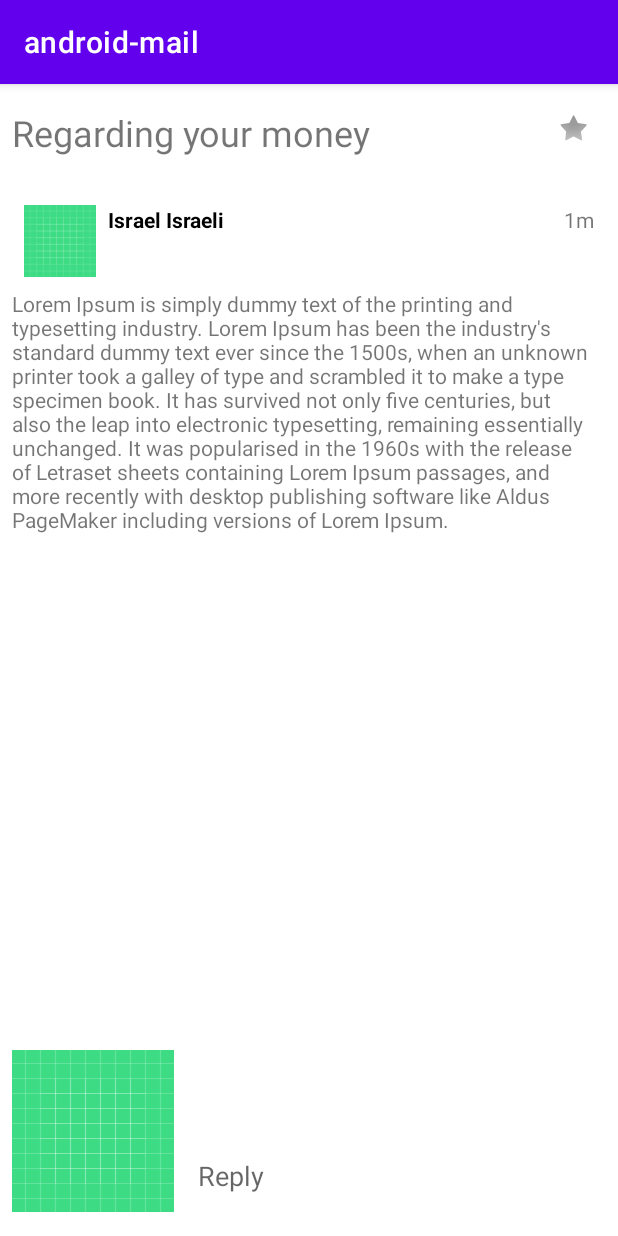
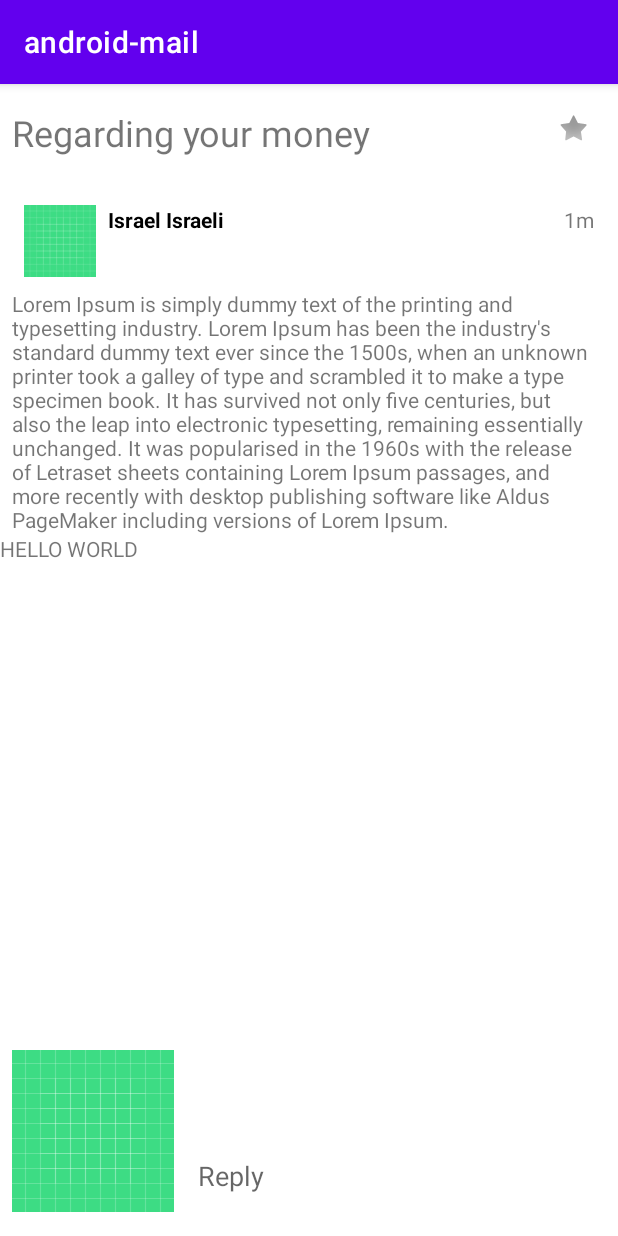
Before and after one commit to dudisamarel/android-mail, an Android app: the screen it shows after launch (DetailsActivity), after a tap on "Israel Israeli", on a phone screen of 412 x 824 dp. Run offline under Robolectric (Android 15) with nearby library versions, the phone set to English and light mode, and no system bars.

Commit message:
wip pushed position of mail through the mailListFragment

```diff
--- a/app/src/main/java/com/example/android_mail/DetailsActivity.java
+++ b/app/src/main/java/com/example/android_mail/DetailsActivity.java
@@ -12,6 +12,6 @@ public class DetailsActivity extends AppCompatActivity {
         setContentView(R.layout.activity_details);
 
         DetailsFragment detailsFragment = (DetailsFragment) getSupportFragmentManager().findFragmentById(R.id.detailsFragment);
-        detailsFragment.setDetails((Mail) getIntent().getExtras().get("position"));
+        detailsFragment.setDetails((Mail) getIntent().getExtras().get("position"),  (int) getIntent().getExtras().get("positionNumber"));
     }
 }
--- a/app/src/main/java/com/example/android_mail/DetailsFragment.java
+++ b/app/src/main/java/com/example/android_mail/DetailsFragment.java
@@ -9,6 +9,9 @@ import android.widget.EditText;
 import android.widget.ImageButton;
 import android.widget.ImageView;
 import android.widget.TextView;
+
+import java.util.Calendar;
+
 
 import androidx.annotation.NonNull;
 import androidx.annotation.Nullable;
@@ -26,6 +29,9 @@ public class DetailsFragment extends Fragment {
     FloatingActionButton btn;
     ImageButton btnReply;
     EditText editText;
+    TextView singleReply;
+
+    MailListFragment mailListFragment;
 
     public DetailsFragment() {
 
@@ -48,11 +54,12 @@ public class DetailsFragment extends Fragment {
         imgAvatar = view.findViewById(R.id.imgAvatar);
         btnReply = view.findViewById(R.id.btnReply);
         editText = view.findViewById(R.id.editText);
+        singleReply = view.findViewById(R.id.singleReply);
 
         view.setVisibility(View.INVISIBLE);
     }
 
-    public void setDetails(Mail mail) {
+    public void setDetails(Mail mail, int positionNumber) {
         tvTitle.setText(mail.getSubject());
         tvContent.setText(mail.getContent());
         tvName.setText(mail.getName());
@@ -60,7 +67,11 @@ public class DetailsFragment extends Fragment {
         imgAvatar.setImageResource(mail.getAvatar());
         btnReply.setOnClickListener(view -> {
             if (String.valueOf(editText.getText()).length() != 0) {
-                Log.i("reply", String.valueOf(editText.getText()));
+                singleReply.setText(String.valueOf(editText.getText()));
+                MailListFragment.setMailReply(positionNumber);
+                //mail.insertReplys(new Mail("me", 0, mail.subject, String.valueOf(editText.getText()), Calendar.getInstance().getTime().toString()));
+                Log.i("insert reply", String.valueOf(editText.getText()));
+
             }
         });
 
--- a/app/src/main/java/com/example/android_mail/MailListFragment.java
+++ b/app/src/main/java/com/example/android_mail/MailListFragment.java
@@ -1,6 +1,7 @@
 package com.example.android_mail;
 
 import android.os.Bundle;
+import android.util.Log;
 import android.view.LayoutInflater;
 import android.view.View;
 import android.view.ViewGroup;
@@ -18,21 +19,22 @@ public class MailListFragment extends ListFragment implements AdapterView.OnItem
 
     List<Mail> mails;
     Fragment mailDetails;
+    MailsAdapter adapter;
 
     @Override
     public void onItemClick(AdapterView<?> parent, View view, int position, long id) {
-        ((SelectionListener) getActivity()).onItemSeleceted(mails.get(position));
+        ((SelectionListener) getActivity()).onItemSeleceted(mails.get(position), position);
     }
 
     @Override
     public void onListItemClick(ListView l, View v, int position, long id) {
         super.onListItemClick(l, v, position, id);
 
-        ((SelectionListener) getActivity()).onItemSeleceted(mails.get(position));
+        ((SelectionListener) getActivity()).onItemSeleceted(mails.get(position),position);
     }
 
     public interface SelectionListener{
-        void onItemSeleceted(Mail mail);
+        void onItemSeleceted(Mail mail, int position);
     }
 
     @Override
@@ -47,10 +49,11 @@ public class MailListFragment extends ListFragment implements AdapterView.OnItem
         super.onActivityCreated(savedInstanceState);
 
         mails = generateMails();
-        MailsAdapter adapter = new MailsAdapter(mails, (SelectionListener) getActivity());
+        adapter = new MailsAdapter(mails, (SelectionListener) getActivity());
         setListAdapter(adapter);
         getListView().setOnItemClickListener(this);
     }
+
 
     private List<Mail> generateMails() {
         List<Mail> mails = new ArrayList<>();
@@ -64,4 +67,8 @@ public class MailListFragment extends ListFragment implements AdapterView.OnItem
 
         return mails;
     }
+
+    public static void setMailReply(int position) {
+        Log.i("inMailLIstFragment", String.valueOf(position));
+    }
 }
--- a/app/src/main/java/com/example/android_mail/MainActivity.java
+++ b/app/src/main/java/com/example/android_mail/MainActivity.java
@@ -18,16 +18,17 @@ public class MainActivity extends AppCompatActivity implements MailListFragment.
     }
 
     @Override
-    public void onItemSeleceted(Mail mail) {
+    public void onItemSeleceted(Mail mail, int position) {
 
-        if (detailsFragment == null){
+        if (detailsFragment == null) {
             Intent intent = new Intent();
             intent.setClass(this, DetailsActivity.class);
             intent.putExtra("position", mail);
+            intent.putExtra("positionNumber", position);
             startActivity(intent);
         }
         else {
-            detailsFragment.setDetails(mail);
+            detailsFragment.setDetails(mail, position);
         }
 
     }
--- a/app/src/main/res/layout/mail_details.xml
+++ b/app/src/main/res/layout/mail_details.xml
@@ -104,6 +104,14 @@
         app:layout_constraintBottom_toBottomOf="parent"
         app:layout_constraintStart_toEndOf="@+id/btnReply" />
 
+    <TextView
+        android:id="@+id/singleReply"
+        android:layout_width="match_parent"
+        android:layout_height="wrap_content"
+        app:layout_constraintTop_toBottomOf="@id/tvContent"
+        android:text="HELLO WORLD">
+
+    </TextView>
 
 
 
```
